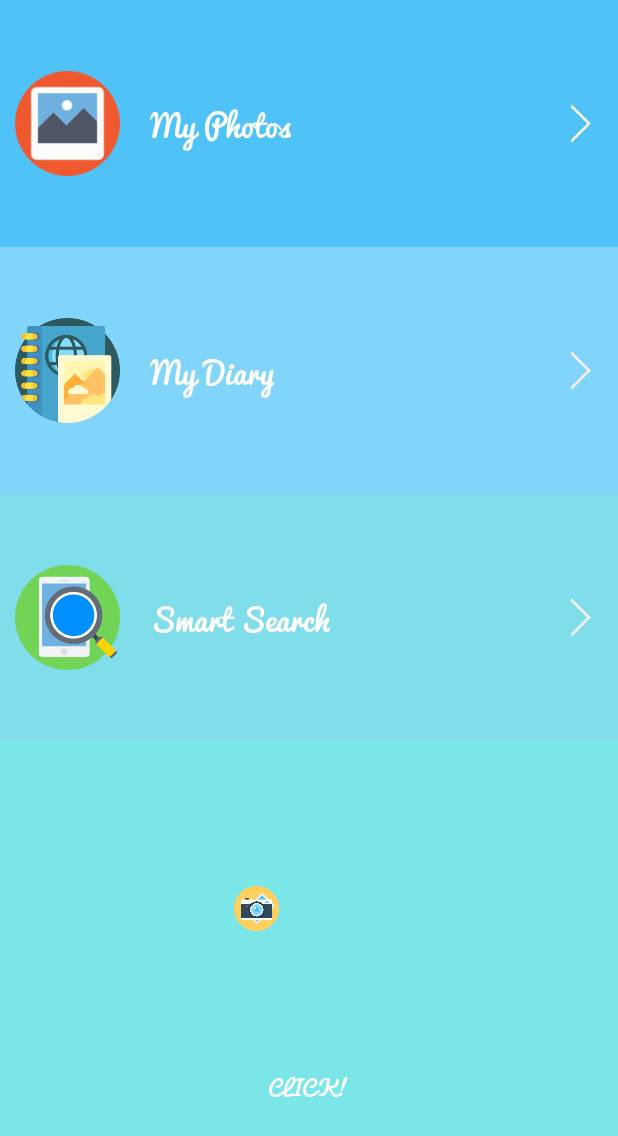
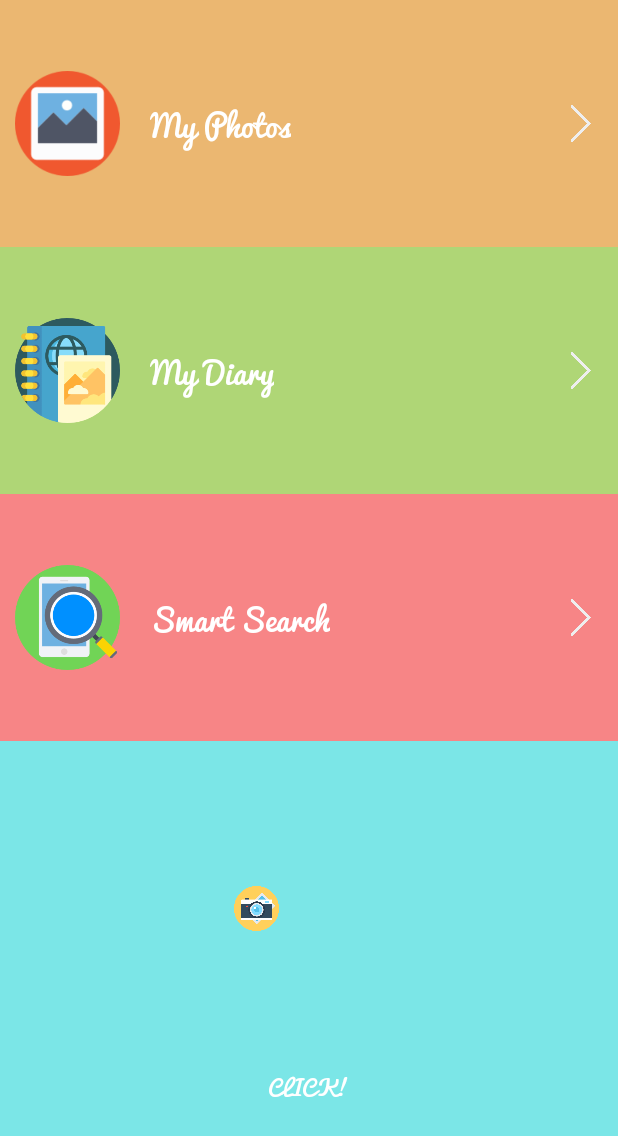
Before and after one commit to mhn10/Picalicous_277, an Android app: the HomeScreenActivity screen opened directly, with no data from a screen before it, on a phone screen of 412 x 824 dp. Shown: the top 1136 px of the screen. Run offline under Robolectric (Android 15) with nearby library versions, the light colour scheme and no system bars; Roboto replaces fonts that are not available here.

Commit message:
CHanged color of home screen layout

```diff
--- a/app/src/main/res/layout/home_screen.xml
+++ b/app/src/main/res/layout/home_screen.xml
@@ -29,7 +29,7 @@
                 android:layout_width="match_parent"
                 android:layout_height="match_parent"
                 android:layout_weight="1"
-                android:background="#4FC3F7"
+                android:background="#ebb771"
 
                 android:gravity="center_horizontal|center_vertical"
                 android:orientation="horizontal">
@@ -74,7 +74,7 @@
                 android:layout_width="match_parent"
                 android:layout_height="match_parent"
                 android:layout_weight="1"
-                android:background="#81D4FA"
+                android:background="#afd676"
 
 
 
@@ -122,7 +122,7 @@
                 android:layout_width="match_parent"
                 android:layout_height="match_parent"
                 android:layout_weight="1"
-                android:background="#80DEEA"
+                android:background="#f78586"
                 android:gravity="center_horizontal|center_vertical"
                 android:orientation="horizontal">
 
```
Also changed, not shown: 808 other files.
